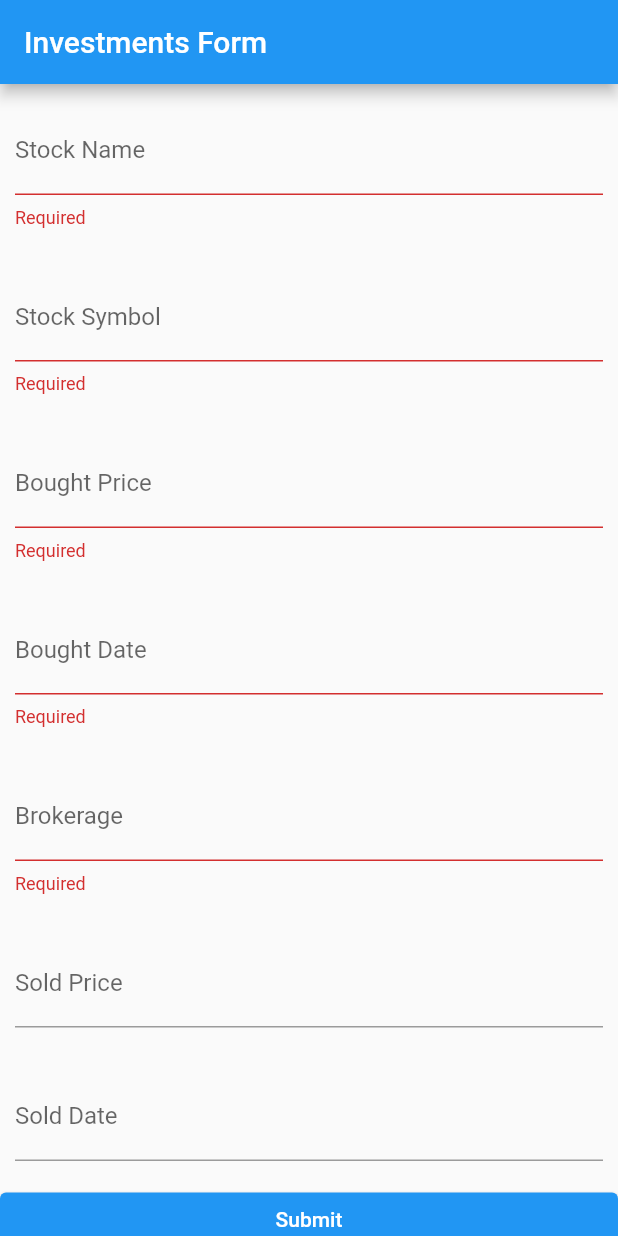
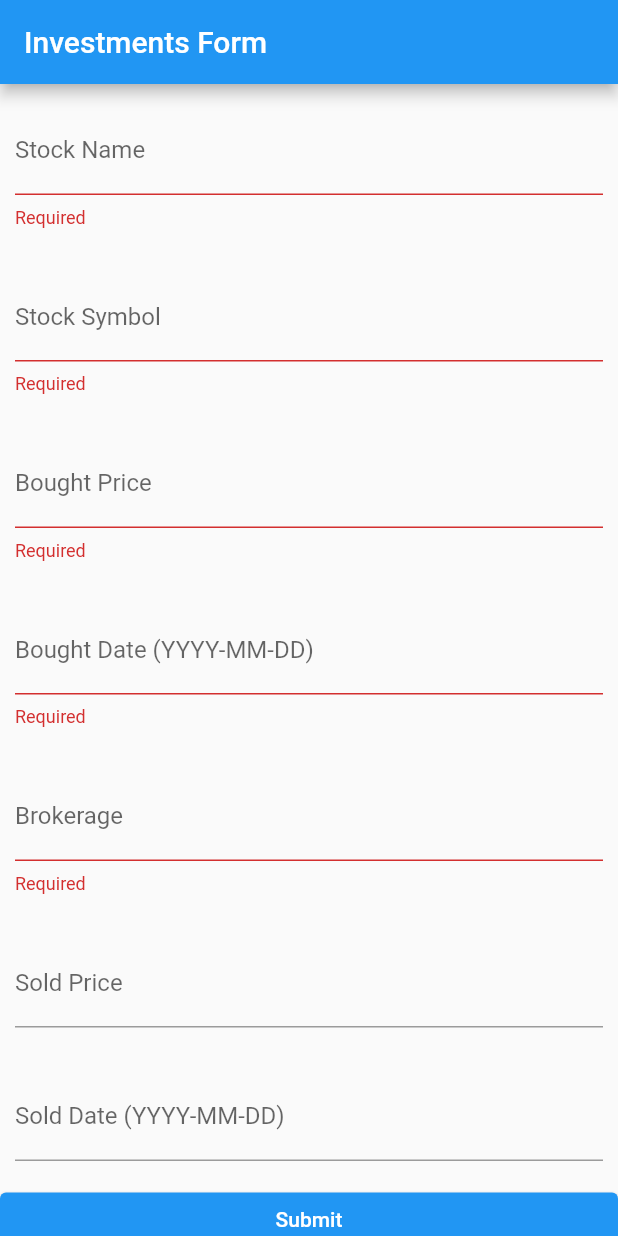
Before and after one commit to VisnuRavi/MyFin, a Flutter app: the screen it shows after launch, after a tap on "Submit", on a phone screen of 412 x 824 dp. Run offline on Flutter 3.47's test engine with Material 2 defaults, Android fonts, the light colour scheme and no system bars; our stand-ins replace sqflite; accounts and stored records are empty.

Commit message:
Able use save functions on invest_form

```diff
--- a/lib/database/myfin_db.dart
+++ b/lib/database/myfin_db.dart
@@ -8,7 +8,7 @@ import 'package:path/path.dart';
 import 'package:myfin/models/stock.dart';//try move to separate
 
 class MyFinDB {
-  static final MyFinDB dbInstance = MyFinDB._createInstance(); //?
+  static final MyFinDB dbInstance = MyFinDB._createInstance(); //? Singleton pattern, so use this dbinstance to do everything in this class
   static Database? _database;
 
   MyFinDB._createInstance(); //private constructor
@@ -23,6 +23,7 @@ class MyFinDB {
   Future<Database> _initDB(String filename) async {
     final dbPath = await getDatabasesPath();
     final path = join(dbPath, filename);
+    print(path);
     return await openDatabase(path, version: 1, onCreate: _createDB);
   }
 
@@ -84,7 +85,6 @@ class MyFinDB {
     );
   }
 
-
   Future<void> close() async {
     final db = await dbInstance.database;
     db.close();
--- a/lib/form_question.dart
+++ b/lib/form_question.dart
@@ -3,9 +3,11 @@ import "package:flutter/material.dart";
 class RequiredFormQuestion extends StatelessWidget {
 
   String label = "";
+  Function saveFunction = () => print("uninitialised");
 
-  RequiredFormQuestion(String label) {
+  RequiredFormQuestion(String label, Function saveFunction) {
     this.label = label;
+    this.saveFunction = saveFunction;
   }
 
   @override
@@ -23,6 +25,7 @@ class RequiredFormQuestion extends StatelessWidget {
           }
           return null;
         },
+        onSaved: saveFunction(),
       ),
     );
   }
@@ -31,9 +34,11 @@ class RequiredFormQuestion extends StatelessWidget {
 class OptionalFormQuestion extends  StatelessWidget {
 
   String label = "";
+  Function saveFunction = () => print("uninitialised");
 
-  OptionalFormQuestion(String label) {
+  OptionalFormQuestion(String label, Function saveFunction) {
     this.label = label;
+    this.saveFunction = saveFunction;
   }
   @override
   Widget build(BuildContext context) {
@@ -44,6 +49,7 @@ class OptionalFormQuestion extends  StatelessWidget {
           labelText: label,
           border: UnderlineInputBorder(),
         ),
+        onSaved: saveFunction(),
       )
     );
   }
--- a/lib/models/stock.dart
+++ b/lib/models/stock.dart
@@ -8,7 +8,7 @@ class Stock {
   double? sold_price;
   DateTime? sold_date;
 
-  Stock({required this.id, required this.name, required this.symbol, required this.bought_price,required this.bought_date, required this.brokerage, this.sold_price, this.sold_date});
+  Stock({this.id, required this.name, required this.symbol, required this.bought_price,required this.bought_date, required this.brokerage, this.sold_price, this.sold_date});
 
   Map<String, dynamic> toMap() {
     String? isoSoldDate = null;
--- a/lib/pages/investments/invest_form.dart
+++ b/lib/pages/investments/invest_form.dart
@@ -1,6 +1,8 @@
 // ignore_for_file: prefer_const_constructors
 import 'package:flutter/material.dart';
 import 'package:myfin/form_question.dart';
+import 'package:myfin/models/stock.dart';
+import 'package:myfin/database/myfin_db.dart';
 
 class InvestForm extends StatefulWidget {
 
@@ -10,7 +12,14 @@ class InvestForm extends StatefulWidget {
 
 class _InvestFormState extends State<InvestForm> {
 
-  final _formKey = GlobalKey<FormState>();
+  final _formKey = GlobalKey<FormState>();//reference to the Form
+  String name = '';
+  String symbol = '';
+  double boughtPrice = 0;
+  DateTime boughtDate = DateTime.now();
+  String brokerage = '';
+  double? soldPrice;
+  DateTime? soldDate;
 
   @override
   Widget build(BuildContext context) {
@@ -22,18 +31,59 @@ class _InvestFormState extends State<InvestForm> {
         key: _formKey,
         child: ListView(
           children: <Widget>[
-            RequiredFormQuestion("Stock Name"),
-            RequiredFormQuestion("Stock Symbol"),
-            RequiredFormQuestion("Bought Price"),
-            RequiredFormQuestion("Bought Date"),
-            RequiredFormQuestion("Brokerage"),
-            OptionalFormQuestion("Sold Price"),
-            OptionalFormQuestion("Sold Date"),
+            RequiredFormQuestion("Stock Name",
+              () => (value) { //have to make it such that the method can be called from the template, with the parameters needed, so have extra (), else need to also pass in value as a param i believe
+                //setState(() {name = value;}); // not necessary to set state as not changing the view, not rebuilding widget i think
+                name = value;
+              }
+            ),
+            RequiredFormQuestion("Stock Symbol",
+              () => (value) => symbol = value
+            ),
+            RequiredFormQuestion("Bought Price",
+              () => (value) => boughtPrice = double.parse(value)
+            ),
+            RequiredFormQuestion("Bought Date (YYYY-MM-DD)",
+            () => (value) {
+              boughtDate = DateTime.parse(value);
+              }
+            ),
+            RequiredFormQuestion("Brokerage",
+            () => (value) => brokerage = value
+            ),
+            OptionalFormQuestion("Sold Price",
+              () => (value) {
+                if (value == "") {
+                  soldPrice = null;
+                } else {
+                  soldPrice = double.parse(value);
+                }
+              }
+            ),
+            OptionalFormQuestion("Sold Date (YYYY-MM-DD)",
+              () => (value) {
+                if (value == "") {
+                  soldDate = null;
+                } else {
+                  soldDate = DateTime.parse(value);
+                }
+              }
+            ),
             ElevatedButton(
               onPressed: () {
                 print('clicked');
                 if (_formKey.currentState!.validate()) {
                   print("valid");
+                  _formKey.currentState!.save();
+                  /*print(name);
+                  print(symbol);
+                  print(boughtPrice);
+                  print(boughtDate);
+                  print(brokerage);
+                  print(soldPrice);
+                  print(soldDate);*/
+                  /*Stock stock = Stock(name: name, symbol: symbol, bought_price: boughtPrice, bought_date: boughtDate, brokerage: brokerage, sold_price: soldPrice, sold_date: soldDate);
+                  MyFinDB.dbInstance.insertStock(stock);*/
                 } else {
                   print("invalid");
                 }
```
Also changed, not shown: pubspec.lock.
